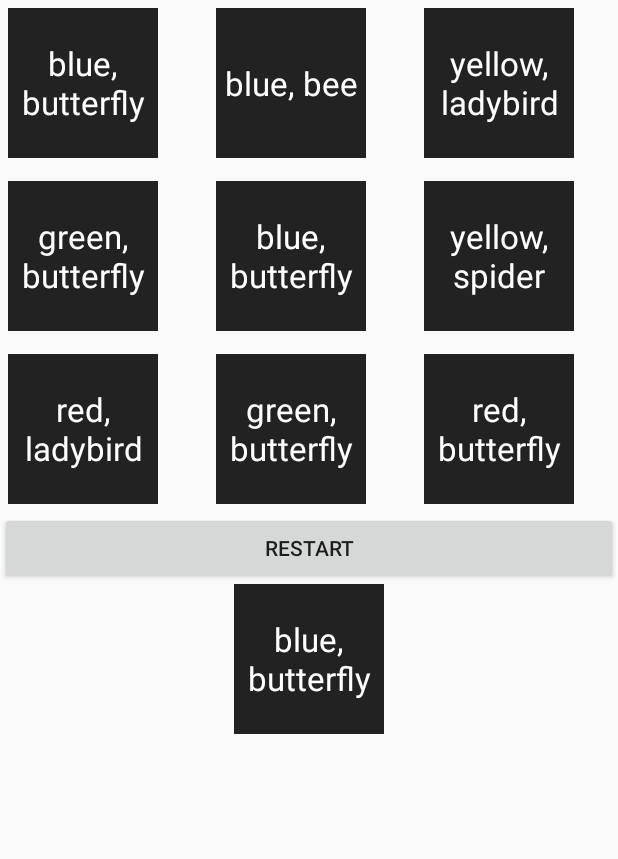
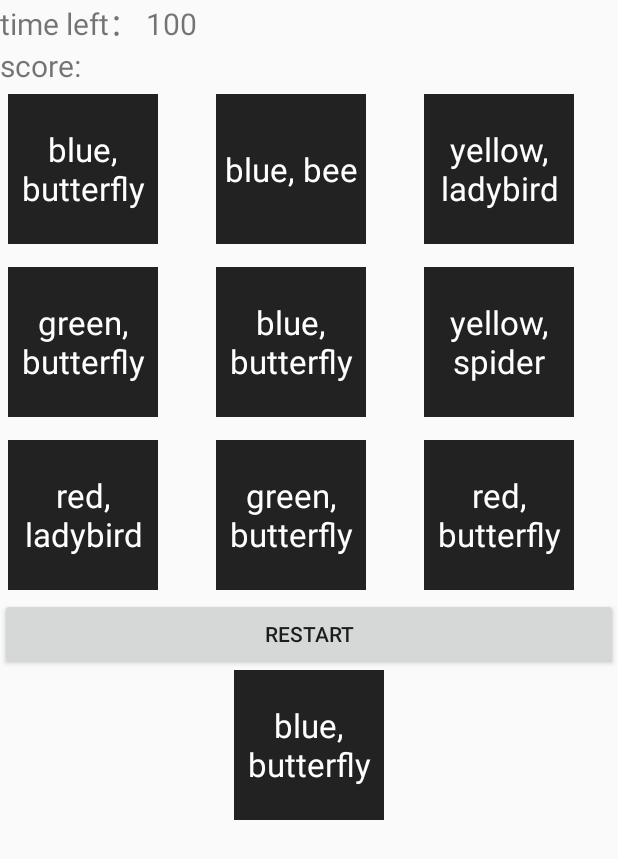
Before and after one commit to cinnamorollsnow/Octopus, an Android app: the GameActivity screen opened directly, with no data from a screen before it, after a tap on "RESTART", on a phone screen of 412 x 824 dp. Shown: the top 859 px of the screen. Run offline under Robolectric (Android 15) with nearby library versions, the phone set to English and light mode, and no system bars.

Commit message:
add timer and count score

```diff
--- a/Gamepj/app/src/main/java/com/example/onpus/gameproject/PuzzleData.java
+++ b/Gamepj/app/src/main/java/com/example/onpus/gameproject/CardsData.java
@@ -3,12 +3,10 @@ package com.example.onpus.gameproject;
 import java.util.ArrayList;
 import java.util.Random;
 
-public class PuzzleData {
-    /** The empty space, the buffer for moving items. */
+public class CardsData {
     private static final String EMPTY = "";
     /** List of (size * size) data, each being a string. */
     private final ArrayList<Card> dataList = new ArrayList<Card>();
-    /** Size of puzzle. */
     private int size;
     //all color
     private final String[] color = {"red", "yellow", "blue","green"};
@@ -17,18 +15,18 @@ public class PuzzleData {
     //current card
     public Card currentCard;
 
-    /** Returns the size of the puzzle. */
+    /** Returns number of cards. */
     public int getSize() {
         return size;
     }
 
-    /** Sets the size of the puzzle. */
-    public void genCards(int size) {
+    //generate 9 cards
+    public void genAllCards(int size) {
         this.size = size;
         resetDataList();
     }
 
-    /** Returns the list of data of the puzzle. */
+    /** Returns the list of cards*/
     public ArrayList<Card> getDataList() {
         return dataList;
     }
@@ -47,14 +45,14 @@ public class PuzzleData {
     }
 
 
-    /** Randomizes the order of the items by moving. */
-    public void random() {
-        int n = size * size * 100;
-        Random random = new Random();
-        for (int i = 0; i < n; i++) {
-            //move(random.nextInt(dataList.size()));
-        }
-    }
+//    /** Randomizes the order of the items by moving. */
+//    public void random() {
+//        int n = size * size * 100;
+//        Random random = new Random();
+//        for (int i = 0; i < n; i++) {
+//            //move(random.nextInt(dataList.size()));
+//        }
+//    }
 
 
     /** Resets the data list according to the size. */
@@ -62,7 +60,6 @@ public class PuzzleData {
         String selectedColor;
         String selectedInsect;
 
-        // Remove all element from dataList with clear() method
         dataList.clear();
         Random random = new Random();
 
@@ -81,6 +78,8 @@ public class PuzzleData {
         String selectedInsect=insect[random.nextInt(4)];
         currentCard=new Card(selectedColor, selectedInsect);
     }
+
+    //after click a card, generate a new card
     public Card genNewCard(){
         Random random = new Random();
         String selectedColor=color[random.nextInt(4)];
--- a/Gamepj/app/src/main/java/com/example/onpus/gameproject/GameActivity.java
+++ b/Gamepj/app/src/main/java/com/example/onpus/gameproject/GameActivity.java
@@ -4,6 +4,8 @@ import android.app.Activity;
 import android.app.AlertDialog;
 import android.content.DialogInterface;
 import android.os.Bundle;
+import android.os.Handler;
+import android.os.Message;
 import android.view.Menu;
 import android.view.MenuInflater;
 import android.view.MenuItem;
@@ -14,120 +16,143 @@ import android.widget.Button;
 import android.widget.GridView;
 import android.widget.TextView;
 
+import java.util.Timer;
+import java.util.TimerTask;
+
 public class GameActivity extends Activity {
-    /** The initial size of the puzzle. */
-    private static final int INITIAL_SIZE = 3;          //ping
+    private static final int INITIAL_SIZE = 3;          //number of box
     /** The game has not been started, no move yet. */
     private static final long NOT_STARTED = 0;
 
-    /** The grid of items. */
+
     private GridView grid;
-    /** The adapter of the grid. */
-    private ArrayAdapter<PuzzleData.Card> adapter;
-    /** The puzzle data. */
-    private PuzzleData puzzleData = new PuzzleData();
-    /** Number of moves made. */
+    private TextView scoreTextView;
+    private ArrayAdapter<CardsData.Card> adapter;
+    private CardsData cardsData = new CardsData();
     private int numMoves;
     /** NOT_STARTED, or the starting time. */
     private long startTime;
     /** Game state: 2 states: Game-on or Game-over */
     private boolean gameComplete = false;
+    //thread handler
+    private Handler handler;
+    private int gameLeftTime;
+    private Timer timer = new Timer();
+    //the score
+    private int score=0;
 
-    /** Called when the activity is first created. */
     @Override
     public void onCreate(Bundle savedInstanceState) {
         super.onCreate(savedInstanceState);
         setContentView(R.layout.activity_game);
 
         final TextView currentCard=(TextView) findViewById(R.id.currentCard);
+        final TextView timeLeft=(TextView) findViewById(R.id.timeLeft);
+        scoreTextView=(TextView) findViewById(R.id.score);
+
         grid = (GridView) findViewById(R.id.grid);
-        adapter = new ArrayAdapter<PuzzleData.Card>(this,
+        adapter = new ArrayAdapter<CardsData.Card>(this,
                 R.layout.item_view, R.id.item_view_text,
-                puzzleData.getDataList());
+                cardsData.getDataList());
         grid.setAdapter(adapter);
         grid.setOnItemClickListener(new AdapterView.OnItemClickListener() {
             @Override
             public void onItemClick(AdapterView<?> parent, View v, int position, long id) {
-                // Add code here
-                // Task 3: Item click handler
-
-                // Return if it is in GameComplete state
-                // Set current time to "startTime" if it is the first move
-                // Check if it is a valid move
-                // If it is a valid move, update grid display, increase the numMoves by 1, and check if the puzzle solve or not
-                // If puzzle is solved, call the "gameCompleted" method
                 if (gameComplete) // Game completed, no more move
                     return;
-
-                if (startTime == NOT_STARTED) // First move, keep time
-                    startTime = System.currentTimeMillis();
-                boolean matchCurrentCard = puzzleData.matchCardPattern((int) id);
+//                if (startTime == NOT_STARTED) // First move, keep time
+//                    startTime = System.currentTimeMillis();
+                boolean matchCurrentCard = cardsData.matchCardPattern((int) id);
                 if (matchCurrentCard) {
-                    adapter.notifyDataSetChanged(); // Update grid display
-                    currentCard.setText(puzzleData.currentCard.toString());
-                    numMoves++;
-//                    if (puzzleData.validOrder())
+                    adapter.notifyDataSetChanged();                         // Update grid display
+                    currentCard.setText(cardsData.currentCard.toString());
+                    score=score+100;
+                    scoreTextView.setText("score: "+score);
+//                  if (cardsData.validOrder())
 //                        gameCompleted();
                 }
             }
         });
 
+        //handler: do something in each second
+        handler = new Handler() {
+            public void handleMessage(Message msg) {
+                timeLeft.setText("time left： " + gameLeftTime);
+                gameLeftTime--;
+                // 时间小于0, 游戏失败
+                if (gameLeftTime < 0) {
+                    stopTimer();
+                    // 更改游戏的状态
+                    //isPlaying = false;
+                    // 失败后弹出对话框
+                    //lostDialog.show();
+                    new AlertDialog.Builder(GameActivity.this)
+                            .setTitle(R.string.congratulation)
+                            .setMessage("Time's up. Your score is xxx")
+                            .setNeutralButton(android.R.string.ok, null)
+                            .show();
+                    return;
+                }
+            }
+        };
+
+        //restart button
         Button startButton = (Button) findViewById(R.id.startbutton);
         startButton.setOnClickListener(new View.OnClickListener() {
             @Override
             public void onClick(View arg0) {
                 resetGame();
+                startTimer(100);
             }
         });
 
-
-        setPuzzleSize(INITIAL_SIZE);
-        puzzleData.genCurrentCard();
-        currentCard.setText(puzzleData.currentCard.toString());
+        setNumberOfCards(INITIAL_SIZE);       //gen 9 cards
+        cardsData.genCurrentCard();          //gen current card
+        currentCard.setText(cardsData.currentCard.toString());
+        startTimer(100);                      //start count down
     }
 
-
-    /** Sets the size of the puzzle and updates display. */
-    private void setPuzzleSize(int size) {
-        puzzleData.genCards(size);  // Set the size of the puzzle
-        adapter.notifyDataSetChanged();  // Update grid display
-        grid.setNumColumns(size);  // Set the number of columns of the grid
+    /** Sets the number of box and updates display. */
+    private void setNumberOfCards(int size) {
+        cardsData.genAllCards(size);          // Set the size of the puzzle
+        adapter.notifyDataSetChanged();     // Update grid display
+        grid.setNumColumns(size);           // Set the number of columns of the grid
     }
 
-    /** Resets the game and updates display. */
+    /** Restart the game and updates display. */
     private void resetGame() {
-        // Add code here
-        // Task 1: Reset the game
-
-        // Reset numMoves to 0
-        // Set gameComplete to false
-        // Set startTime to NOT_STARTED
-        // Randomize the puzzle by invoking the "random" method with the puzzleData object
-        // Update grid display by invoking the "notifyDataSetChanged" with the ArrayAdapter object
-        numMoves = 0;
+        TextView currentCard=(TextView) findViewById(R.id.currentCard);
         startTime = NOT_STARTED;
         gameComplete = false;
-        puzzleData.genCards(3);
-        puzzleData.genCurrentCard();
+        cardsData.genAllCards(INITIAL_SIZE);
+        cardsData.genCurrentCard();
+        currentCard.setText(cardsData.currentCard.toString());
         adapter.notifyDataSetChanged();
+        resetScore();
+    }
+
+    //reset score
+    private void resetScore() {
+        scoreTextView.setText("score: ");
+        score=0;
     }
 
     /** Acts on completion of game, showing statistics. */
-    private void gameCompleted() {
-        // Add code here
-        // Task 2: Displaying statistics after completion of game
-
-        // Obtain the current time and evaluating the total time used for solving the puzzle
-        // Change the game state to GameComplete by setting "gameComplete" to true
-        // Create and display an AlertDialog, the corresponding title and message can be find in the string resource file
-        double time = (System.currentTimeMillis() - startTime) / 1000.0;
-        gameComplete = true;
-        new AlertDialog.Builder(this)
-            .setTitle(R.string.congratulation)
-            .setMessage(getString(R.string.congratulation_msg, numMoves, time))
-            .setNeutralButton(android.R.string.ok, null)
-            .show();
-    }
+//    private void gameCompleted() {
+//        // Add code here
+//        // Task 2: Displaying statistics after completion of game
+//
+//        // Obtain the current time and evaluating the total time used for solving the puzzle
+//        // Change the game state to GameComplete by setting "gameComplete" to true
+//        // Create and display an AlertDialog, the corresponding title and message can be find in the string resource file
+//        double time = (System.currentTimeMillis() - startTime) / 1000.0;
+//        gameComplete = true;
+//        new AlertDialog.Builder(this)
+//            .setTitle(R.string.congratulation)
+//            .setMessage(getString(R.string.congratulation_msg, numMoves, time))
+//            .setNeutralButton(android.R.string.ok, null)
+//            .show();
+//    }
 
     public boolean onCreateOptionsMenu(Menu menu){
         MenuInflater inflater = getMenuInflater();
@@ -196,4 +221,29 @@ public class GameActivity extends Activity {
         }
         return true;
     }
+
+    //stopTimer
+    private void stopTimer(){
+        this.timer.cancel();
+        this.timer = null;
+    }
+
+    //start timer
+    private void startTimer(int gameTime) {
+        // 如果之前的timer还未取消，取消timer
+        if (this.timer != null) {
+            stopTimer();
+        }
+
+        //initial game time
+        this.gameLeftTime=gameTime;
+        //start countdown
+        this.timer = new Timer();
+        this.timer.schedule(new TimerTask() {
+            public void run() {
+                //send time to UI
+                handler.sendEmptyMessage(0x123);
+            }
+        }, 0, 1000);
+    }
 }
--- a/Gamepj/app/src/main/res/layout/activity_game.xml
+++ b/Gamepj/app/src/main/res/layout/activity_game.xml
@@ -5,6 +5,21 @@
     android:orientation="vertical"
     >
 
+    <TextView
+        android:id="@+id/timeLeft"
+        android:layout_width="wrap_content"
+        android:layout_height="wrap_content"
+        android:textSize="20dp"
+        >
+    </TextView>
+    <TextView
+        android:id="@+id/score"
+        android:layout_width="wrap_content"
+        android:layout_height="wrap_content"
+        android:textSize="20dp"
+        android:text="score: "
+        >
+    </TextView>
     <GridView
         android:id="@+id/grid"
         android:layout_width="wrap_content"
```
